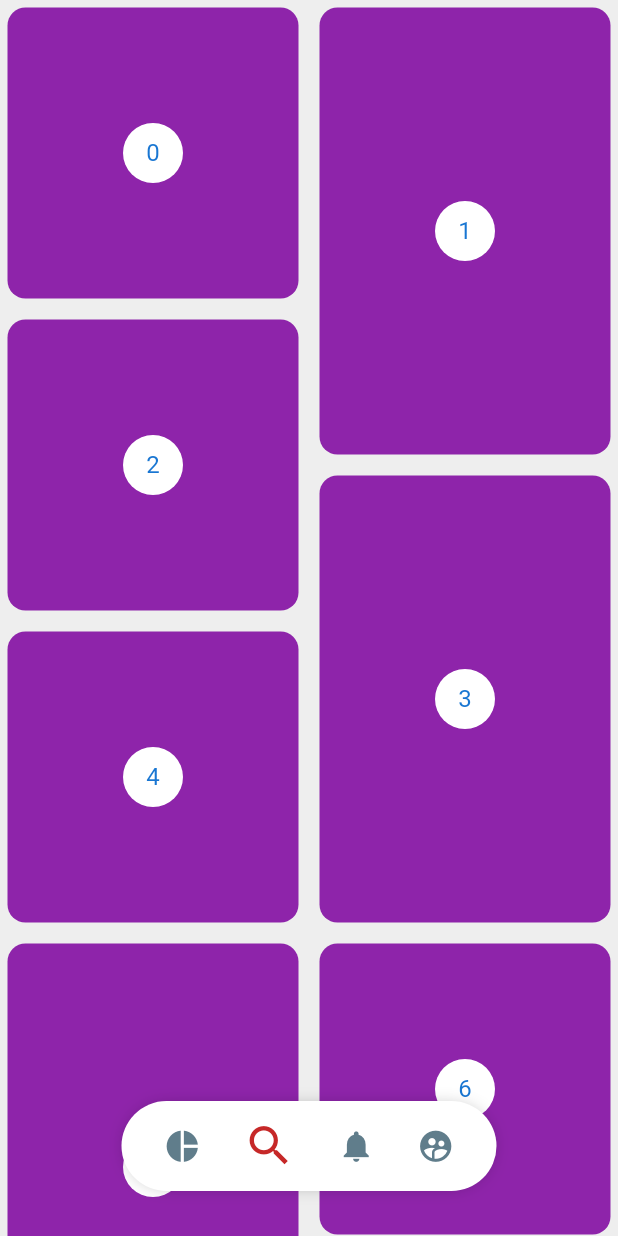
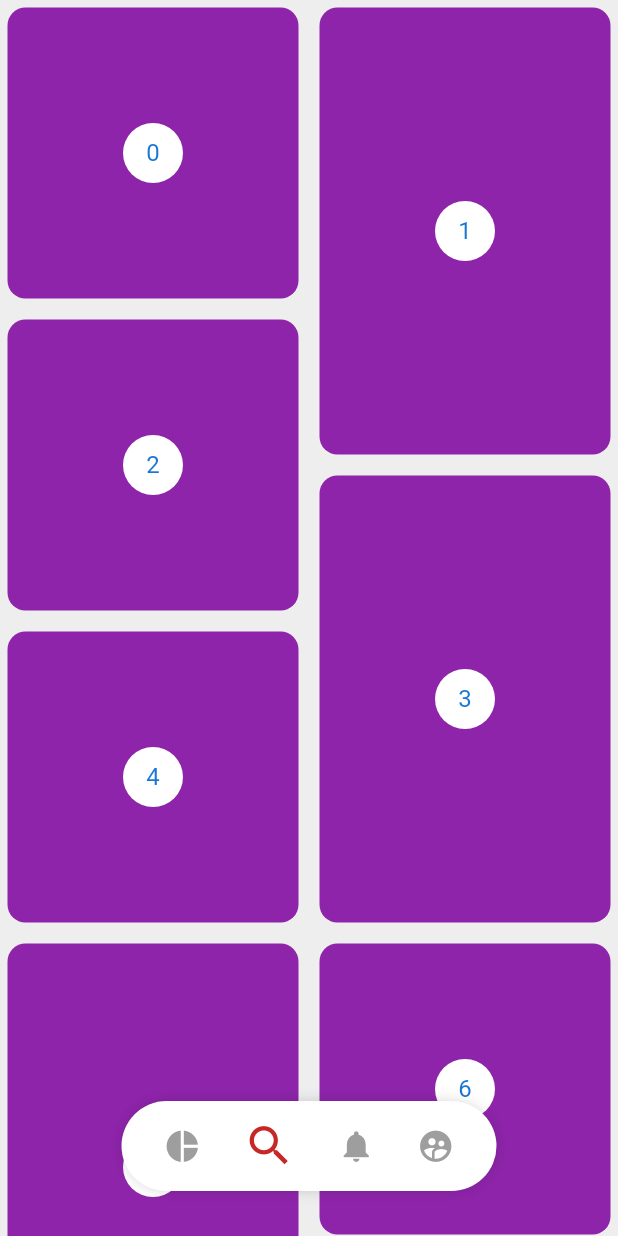
Before and after one commit to KikeSan/ClasesFlutter-2, a Flutter app: the screen it shows after launch, after a tap on the "search" icon, on a phone screen of 412 x 824 dp. Run offline on Flutter 3.47's test engine with Material 2 defaults, Android fonts, the phone set to English and light mode, and no system bars; our stand-ins replace flutter_svg.

Commit message:
menu items como parametro

```diff
--- a/headers/lib/src/pages/pinterest_page.dart
+++ b/headers/lib/src/pages/pinterest_page.dart
@@ -25,7 +25,6 @@ class PinterestPage extends StatelessWidget {
 }
 
 class _PinterestMenuLocation extends StatelessWidget {
-
   @override
   Widget build(BuildContext context) {
     final widthPantalla = MediaQuery.of(context).size.width;
@@ -37,6 +36,14 @@ class _PinterestMenuLocation extends StatelessWidget {
           child: Align(
             child: PinterestMenu(
               mostrar: mostrar,
+              activeColor: Colors.red[800],
+              inactiveColor: Colors.grey,
+              items: [
+                PinterestButton(icon: Icons.pie_chart, onPressed: (){print('Icon pie chart');}),
+                PinterestButton(icon: Icons.search, onPressed: (){print('Icon search');}),
+                PinterestButton(icon: Icons.notifications, onPressed: (){print('Icon notifications');}),
+                PinterestButton(icon: Icons.supervised_user_circle, onPressed: (){print('Icon supervised_user_circle');})
+              ],
             ),
           ),
         )
@@ -59,7 +66,7 @@ class _PinterestGridState extends State<PinterestGrid> {
   void initState() {
     controller.addListener(() {
       //print('Scrolllistener ${controller.offset}');
-      if(controller.offset >scrollAnterior){
+      if(controller.offset >scrollAnterior && controller.offset > 150){
         print('Ocultar Menu');
         Provider.of<_MenuModel>(context, listen: false).mostrar = false;
       }else{
--- a/headers/lib/src/widgets/pinterest_menu.dart
+++ b/headers/lib/src/widgets/pinterest_menu.dart
@@ -14,14 +14,26 @@ class PinterestButton {
 class PinterestMenu extends StatelessWidget {
   final bool mostrar;
 
-  PinterestMenu({this.mostrar = true});
+  final Color backgroundColor;
+  final Color activeColor;
+  final Color inactiveColor;
 
-  final List<PinterestButton> items = [
+  final List<PinterestButton> items;
+
+  PinterestMenu({
+    this.mostrar = true,
+    this.backgroundColor  = Colors.white,
+    this.activeColor      = Colors.red,
+    this.inactiveColor    = Colors.blueGrey,
+    @required this.items
+  });
+
+  /*final List<PinterestButton> items = [
     PinterestButton(icon: Icons.pie_chart, onPressed: (){print('Icon pie chart');}),
     PinterestButton(icon: Icons.search, onPressed: (){print('Icon search');}),
     PinterestButton(icon: Icons.notifications, onPressed: (){print('Icon notifications');}),
     PinterestButton(icon: Icons.supervised_user_circle, onPressed: (){print('Icon supervised_user_circle');}),
-  ];
+  ];*/
 
   @override
   Widget build(BuildContext context) {
@@ -30,8 +42,16 @@ class PinterestMenu extends StatelessWidget {
       child: AnimatedOpacity(
           duration: Duration(milliseconds: 250),
           opacity: (mostrar)?1:0,
-          child: _PinterestMenuBackground(
-            child: _MenuItems(items)),
+          child: Builder(
+            builder: (BuildContext context){
+              Provider.of<_MenuModel>(context).backgroundColor = this.backgroundColor;
+              Provider.of<_MenuModel>(context).activeColor = this.activeColor;
+              Provider.of<_MenuModel>(context).inactiveColor = this.inactiveColor;
+              return _PinterestMenuBackground(
+                  child: _MenuItems(items)
+              );
+            }
+          ),
       ),
     );
   }
@@ -45,12 +65,13 @@ class _PinterestMenuBackground extends StatelessWidget {
 
   @override
   Widget build(BuildContext context) {
+    Color backgroundColor = Provider.of<_MenuModel>(context).backgroundColor;
     return Container(
       child: child,
       width: 250,
       height: 60,
       decoration: BoxDecoration(
-        color: Colors.white,
+        color: backgroundColor,
         borderRadius: BorderRadius.all(Radius.circular(100)),
         boxShadow: <BoxShadow>[
           BoxShadow(
@@ -87,6 +108,8 @@ class _PinterestMenuButton extends StatelessWidget {
 
     final itemSeleccionado = Provider.of<_MenuModel>(context).itemSeleccionado;
 
+    final menuModel = Provider.of<_MenuModel>(context);
+
     return GestureDetector(
       onTap: (){
         Provider.of<_MenuModel>(context, listen: false).itemSeleccionado = index;
@@ -96,7 +119,7 @@ class _PinterestMenuButton extends StatelessWidget {
         child: Icon(
           item.icon,
           size: (itemSeleccionado==index) ? 35 : 25,
-          color: (itemSeleccionado==index) ? Colors.red[800] : Colors.blueGrey,
+          color: (itemSeleccionado==index) ? menuModel.activeColor : menuModel.inactiveColor,
         ),
       ),
     );
@@ -106,6 +129,10 @@ class _PinterestMenuButton extends StatelessWidget {
 class _MenuModel with ChangeNotifier{
   int _itemSeleccionado = 0;
 
+  Color backgroundColor = Colors.white;
+  Color activeColor     = Colors.red;
+  Color inactiveColor   = Colors.blueGrey;
+
   int get itemSeleccionado => _itemSeleccionado;
 
   set itemSeleccionado(int value) {
```
